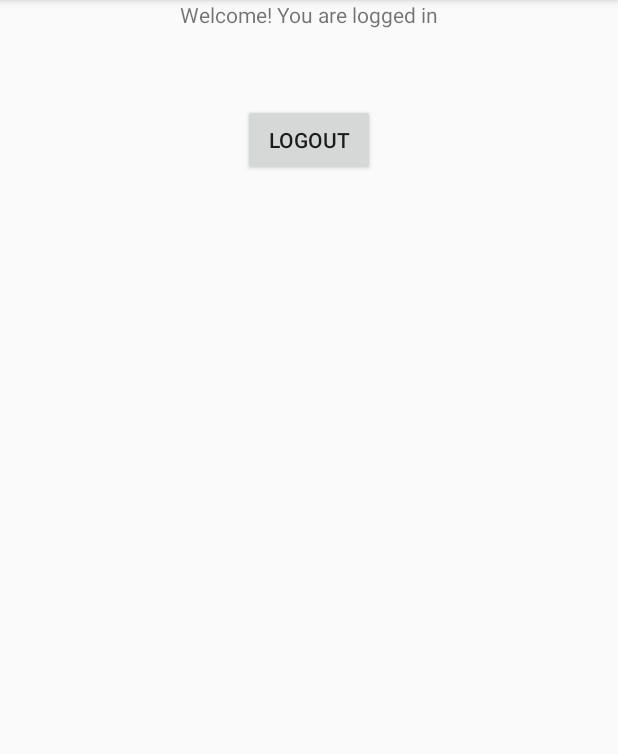
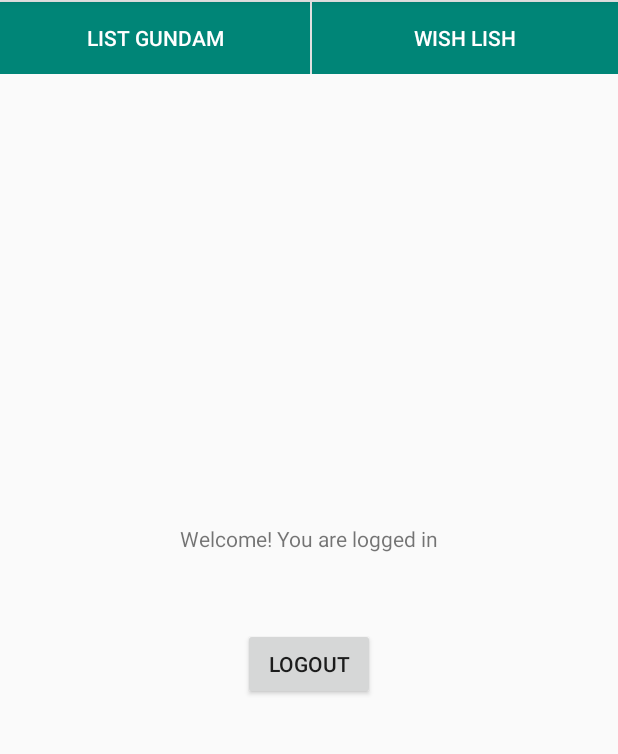
Before and after one commit to BenyaminDoni/GundamHobby, an Android app: the screen it shows after launch once a user with an empty profile is signed in (HomeActivity), on a phone screen of 412 x 824 dp, the part 84-838 px from its top. Run offline under Robolectric (Android 15) with nearby library versions, the phone set to English and light mode, and no system bars; our stand-ins replace Firebase (no records; nobody signed in at launch, a user with empty details on screens opened directly).

Commit message:
Tambah tab sementara di home

```diff
--- a/app/src/main/res/layout/activity_home.xml
+++ b/app/src/main/res/layout/activity_home.xml
@@ -7,11 +7,42 @@
     android:orientation="vertical"
     tools:context=".HomeActivity">
 
+    <LinearLayout
+        android:layout_width="match_parent"
+        android:layout_height="wrap_content"
+        android:orientation="horizontal">
+
+        <Button
+            android:id="@+id/btnTap1"
+            android:layout_width="wrap_content"
+            android:layout_height="wrap_content"
+            android:layout_marginTop="1dp"
+            android:layout_marginRight="1dp"
+            android:layout_weight="1"
+            android:background="@color/colorPrimary"
+            android:onClick="loadFragmentOne"
+            android:text="List Gundam"
+            android:textColor="#FFFFFF" />
+
+        <Button
+            android:id="@+id/btnTab2"
+            android:layout_width="wrap_content"
+            android:layout_height="wrap_content"
+            android:layout_marginTop="1dp"
+            android:layout_weight="1"
+            android:background="@color/colorPrimary"
+            android:onClick="loadFragmentTwo"
+            android:text="Wish Lish"
+            android:textColor="#FFFFFF" />
+
+    </LinearLayout>
+
     <TextView
         android:id="@+id/textView2"
         android:layout_width="wrap_content"
         android:layout_height="wrap_content"
         android:layout_gravity="center"
+        android:layout_marginTop="300dp"
         android:layout_marginBottom="50dp"
         android:text="Welcome! You are logged in" />
 
```
